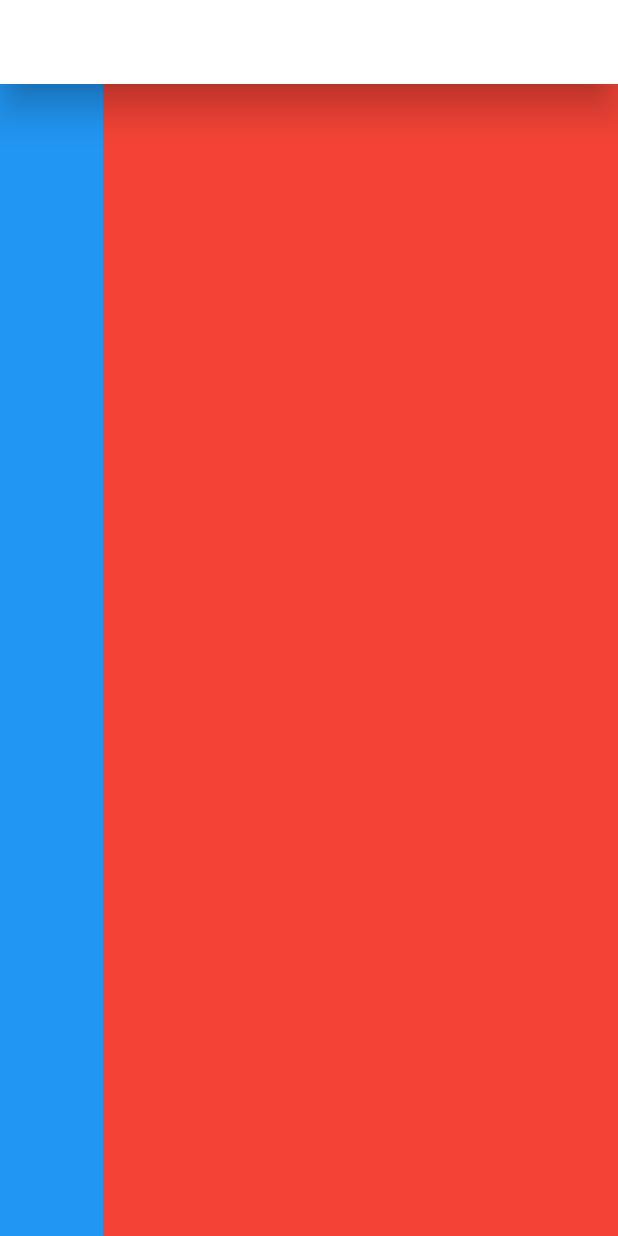
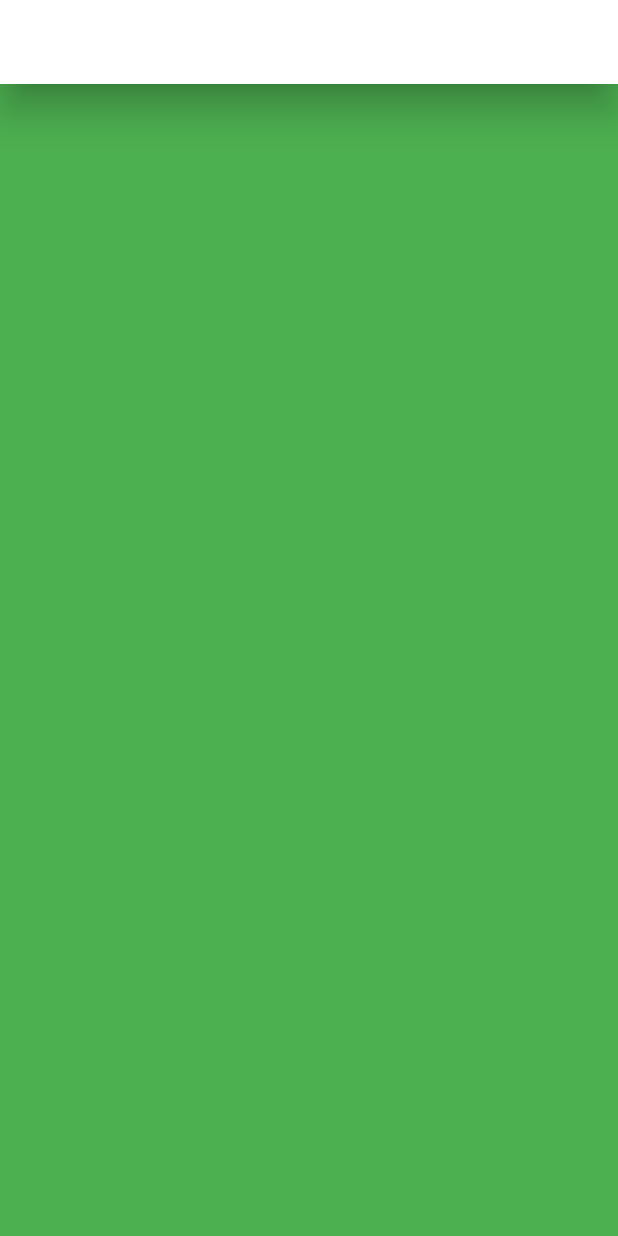
Before and after one commit to AhmedOsamaAziz/learn_flutter_web, a Flutter app: the screen it shows after launch, on a phone screen of 412 x 824 dp. Run offline on Flutter 3.47's test engine with Material 2 defaults, Android fonts, the light colour scheme and no system bars; our stand-ins replace get, google_fonts.

Commit message:
home page become responsive as a layout it return either large or small screen

```diff
--- /dev/null
+++ b/lib/helpers/responsive.dart
@@ -0,0 +1,53 @@
+import 'package:flutter/material.dart';
+
+// Start points
+const int smallScreenSize = 360;
+const int mediumScreenSize = 768;
+const int customScreenSize = 1100;
+const int largeScreenSize = 1366;
+
+class Responsive extends StatelessWidget {
+  final Widget largeScreen;
+  final Widget? mediumScreen;
+  final Widget? smallScreen;
+  final Widget? customScreen;
+
+  const Responsive(
+      {Key? key,
+      required this.largeScreen,
+      this.mediumScreen,
+      this.smallScreen,
+      this.customScreen})
+      : super(key: key);
+
+  static bool isLargeSize(BuildContext context) =>
+      MediaQuery.of(context).size.width >= largeScreenSize;
+
+  static bool isCustomSize(BuildContext context) =>
+      MediaQuery.of(context).size.width >= customScreenSize &&
+      MediaQuery.of(context).size.width <= largeScreenSize;
+
+  static bool isMediumSize(BuildContext context) =>
+      MediaQuery.of(context).size.width >= mediumScreenSize &&
+      MediaQuery.of(context).size.width < customScreenSize;
+
+  static bool isSmallSize(BuildContext context) =>
+      MediaQuery.of(context).size.width >= smallScreenSize &&
+      MediaQuery.of(context).size.width < mediumScreenSize;
+
+  @override
+  Widget build(BuildContext context) {
+    return LayoutBuilder(builder: (context, constraints) {
+      double _width = constraints.maxWidth;
+      if (_width >= largeScreenSize) {
+        return largeScreen;
+      } else if (_width >= customScreenSize && _width <= largeScreenSize) {
+        return customScreen ?? largeScreen;
+      } else if (_width >= mediumScreenSize && _width < customScreenSize) {
+        return mediumScreen ?? largeScreen;
+      } else {
+        return smallScreen ?? largeScreen;
+      }
+    });
+  }
+}
--- a/lib/screens/homeScreen/homeScreen.dart
+++ b/lib/screens/homeScreen/homeScreen.dart
@@ -1,4 +1,6 @@
 import 'package:flutter/material.dart';
+import 'package:learn_flutter_web/helpers/responsive.dart';
+import 'package:learn_flutter_web/screens/homeScreen/smallScreen.dart';
 
 import 'largeScreen.dart';
 
@@ -12,6 +14,9 @@ class HomeScreen extends StatelessWidget {
           elevation: 10,
           backgroundColor: Colors.white,
         ),
-        body: LargeScreen());
+        body: Responsive(
+          largeScreen: LargeScreen(),
+          smallScreen: SmallScreen(),
+        ));
   }
 }
```
